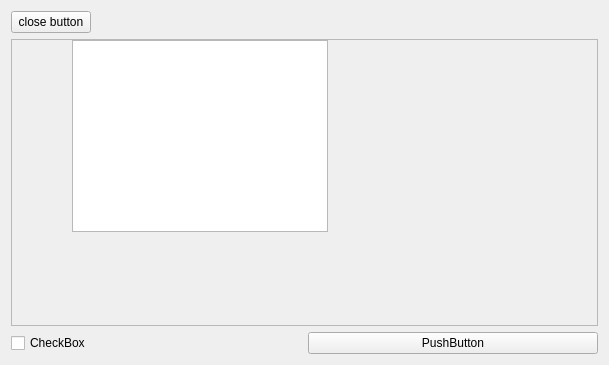
The window that mainwindow.ui (UbuntuKylin/ubuntu-kylin-wizard) describes before a commit, drawn with Qt 5.
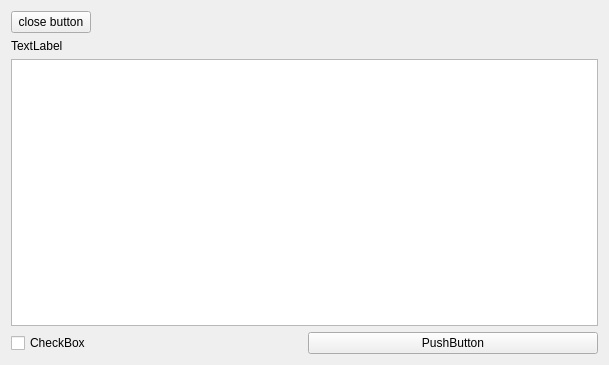
The same window after the commit.

Commit message: Add model/view

What changed in the file:
```diff
--- a/mainwindow.ui
+++ b/mainwindow.ui
@@ -40,32 +40,15 @@
        </widget>
       </item>
       <item>
-       <widget class="QScrollArea" name="scrollArea">
-        <property name="widgetResizable">
-         <bool>true</bool>
+       <widget class="QLabel" name="titleLabel">
+        <property name="text">
+         <string>TextLabel</string>
         </property>
-        <widget class="QWidget" name="scrollAreaWidgetContents">
-         <property name="geometry">
-          <rect>
-           <x>0</x>
-           <y>0</y>
-           <width>587</width>
-           <height>277</height>
-          </rect>
-         </property>
-         <widget class="QListView" name="listView">
-          <property name="geometry">
-           <rect>
-            <x>60</x>
-            <y>0</y>
-            <width>256</width>
-            <height>192</height>
-           </rect>
-          </property>
-         </widget>
-        </widget>
        </widget>
       </item>
+      <item>
+       <widget class="QTableView" name="tableView"/>
+      </item>
       <item>
        <layout class="QHBoxLayout" name="horizontalLayout">
         <item>
```
Left out of the diff: 4 changed lines with no effect on the pictures. The commit also changes 7 other files.
